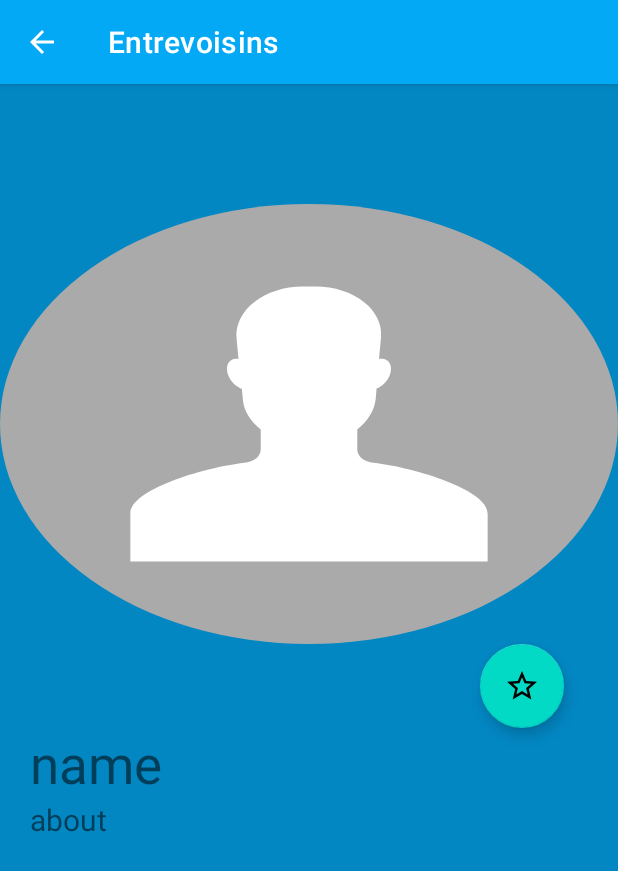
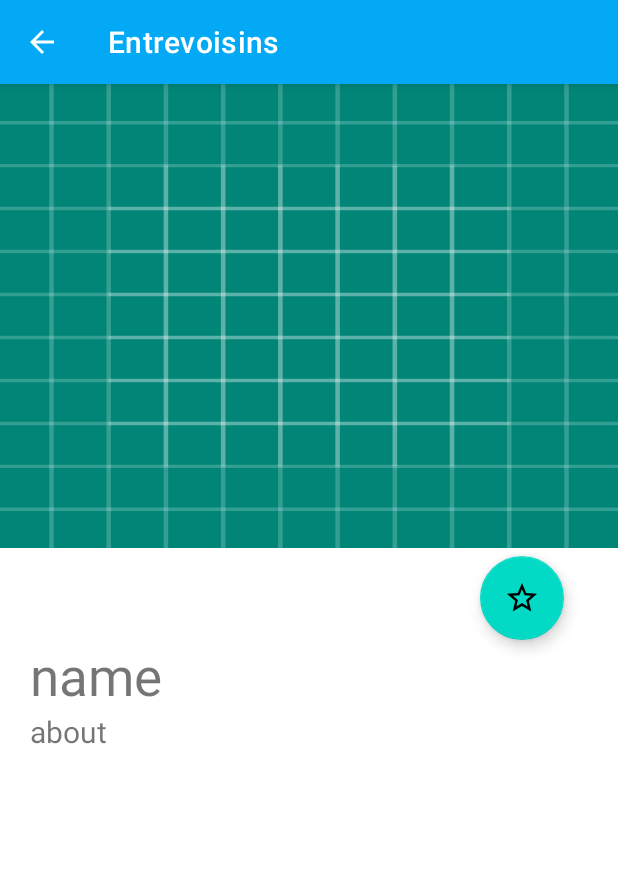
Before and after one commit to Emre-OVTR/Entrevoisins, an Android app: the InfoActivity screen opened directly, with no data from a screen before it, on a phone screen of 412 x 824 dp. Shown: the top 871 px of the screen. Run offline under Robolectric (Android 15) with nearby library versions, the phone set to English and light mode, and no system bars; pictures from the network do not load; 3 statements that could not run were skipped.

Commit message:
InfoActivity

```diff
--- a/app/src/main/res/layout/activity_info.xml
+++ b/app/src/main/res/layout/activity_info.xml
@@ -5,30 +5,32 @@
     android:orientation="vertical"
     android:layout_width="match_parent"
     android:layout_height="match_parent"
-    android:background="@color/colorPrimaryDark"
+    android:background="@color/cardview_light_background"
     tools:context=".ui.neighbour_list.InfoActivity">
 
     <ImageView
         android:id="@+id/activity_info_avatar"
         android:layout_width="match_parent"
-        android:layout_height="293dp"
-        android:layout_marginTop="80dp"
-        android:background="@drawable/ic_account"></ImageView>
+        android:layout_height="309dp"
+        android:layout_marginTop="0dp"
+        android:layout_marginBottom="5dp"
+        android:background="@drawable/ic_launcher_background"></ImageView>
+
 
     <android.support.design.widget.FloatingActionButton
         android:id="@+id/activity_info_fav_btn"
         android:layout_width="wrap_content"
         android:layout_height="wrap_content"
-        android:src="@drawable/ic_star_border_white_24dp"
-        android:layout_marginLeft="320dp"></android.support.design.widget.FloatingActionButton>
+        android:layout_marginLeft="320dp"
+        android:src="@drawable/ic_star_border_white_24dp"></android.support.design.widget.FloatingActionButton>
 
     <TextView
         android:id="@+id/activity_info_name_text"
         android:layout_width="wrap_content"
         android:layout_height="wrap_content"
+        android:layout_marginStart="20dp"
         android:text="name"
-        android:textSize="35dp"
-        android:layout_marginStart="20dp"></TextView>
+        android:textSize="35dp"></TextView>
 
     <TextView
         android:id="@+id/activity_info_about_text"
```
